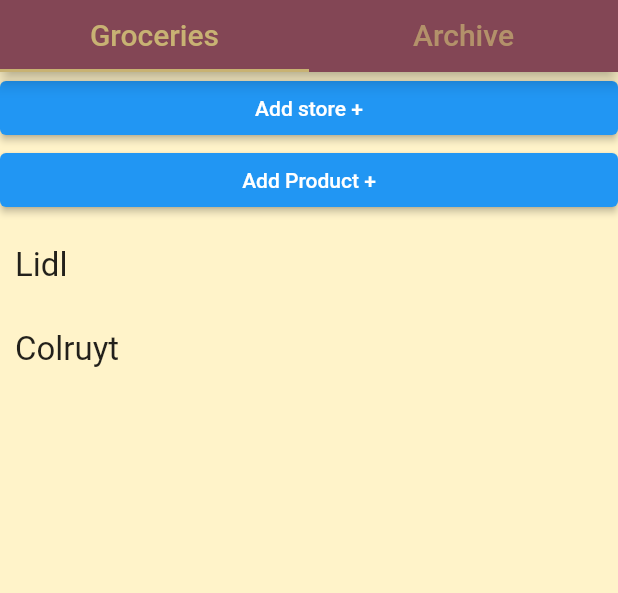
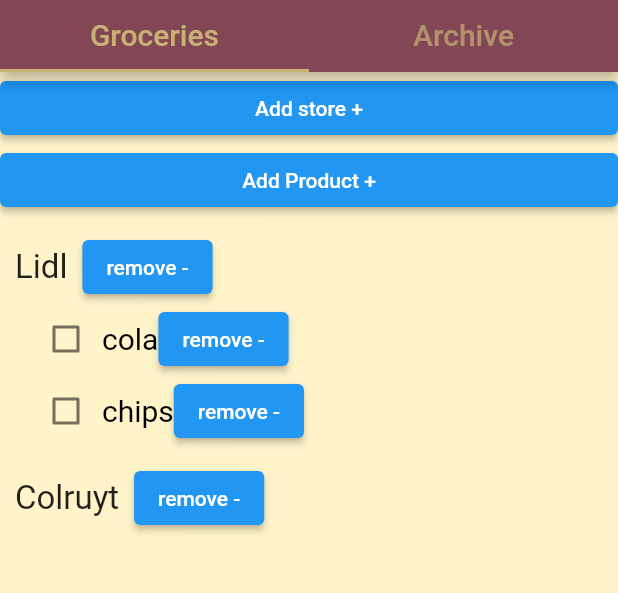
Before and after one commit to emre-yunus/ToBuy, a Flutter app: the screen it shows after launch, after a tap on "Lidl", on a phone screen of 412 x 824 dp, the part 84-677 px from its top. Run offline on Flutter 3.47's test engine with Material 2 defaults, Android fonts, the phone set to English and light mode, and no system bars.

Commit message:
Made stores and products deletable.

```diff
--- a/lib/button_add_store.dart
+++ b/lib/button_add_store.dart
@@ -1,10 +1,10 @@
 import 'package:flutter/material.dart';
-import 'dropdownmenu_stores.dart';
 
 class AddStoreButton extends StatefulWidget {
   final Function addStore;
+  final Function getListOfStores;
 
-  const AddStoreButton({required this.addStore});
+  const AddStoreButton({required this.addStore, required this.getListOfStores});
 
   @override
   State<AddStoreButton> createState() => _AddStoreButtonState();
@@ -39,7 +39,7 @@
                 ),
                 TextButton(
                   onPressed: () {
-                    if (_valueText != "") {
+                    if (_valueText != "" && !widget.getListOfStores().contains(_valueText) ) {
                       widget.addStore(_valueText);
                     }
                     Navigator.pop(context, 'Add');
--- /dev/null
+++ b/lib/button_delete_product.dart
@@ -0,0 +1,46 @@
+import 'package:flutter/material.dart';
+
+class DeleteProductButton extends StatefulWidget {
+  final String productName;
+  final String storeName;
+  final Function deleteProduct;
+
+  const DeleteProductButton({required this.deleteProduct, required this.storeName, required this.productName});
+
+  @override
+  State<DeleteProductButton> createState() => _DeleteProductButtonState();
+}
+
+class _DeleteProductButtonState extends State<DeleteProductButton> {
+  @override
+  Widget build(BuildContext context) {
+    return ElevatedButton(
+      onPressed: () => showDialog<String>(
+        context: context,
+        builder: (BuildContext context) => AlertDialog(
+          title: const Text('Delete product'),
+          content: Text("Are you sure you want to delete ${widget.productName}"),
+          actions: <Widget>[
+            Row(
+              mainAxisAlignment: MainAxisAlignment.end,
+              children: [
+                TextButton(
+                  onPressed: () => Navigator.pop(context, 'Cancel'),
+                  child: const Text('Cancel'),
+                ),
+                TextButton(
+                  onPressed: () {
+                    widget.deleteProduct(widget.productName, widget.storeName);
+                    Navigator.pop(context, 'Confirm');
+                  },
+                  child: const Text('Confirm'),
+                ),
+              ],
+            ),
+          ],
+        ),
+      ),
+      child: const Text('remove -'),
+    );
+  }
+}
--- /dev/null
+++ b/lib/button_delete_store.dart
@@ -0,0 +1,45 @@
+import 'package:flutter/material.dart';
+
+class DeleteStoreButton extends StatefulWidget {
+  final String storeName;
+  final Function deleteStore;
+
+  const DeleteStoreButton({required this.storeName, required this.deleteStore });
+
+  @override
+  State<DeleteStoreButton> createState() => _DeleteStoreButtonState();
+}
+
+class _DeleteStoreButtonState extends State<DeleteStoreButton> {
+  @override
+  Widget build(BuildContext context) {
+    return ElevatedButton(
+      onPressed: () => showDialog<String>(
+        context: context,
+        builder: (BuildContext context) => AlertDialog(
+          title: const Text('Delete store'),
+          content: Text("Are you sure you want to delete ${widget.storeName}"),
+          actions: <Widget>[
+            Row(
+              mainAxisAlignment: MainAxisAlignment.end,
+              children: [
+                TextButton(
+                  onPressed: () => Navigator.pop(context, 'Cancel'),
+                  child: const Text('Cancel'),
+                ),
+                TextButton(
+                  onPressed: () {
+                    widget.deleteStore(widget.storeName);
+                    Navigator.pop(context, 'Confirm');
+                  },
+                  child: const Text('Confirm'),
+                ),
+              ],
+            ),
+          ],
+        ),
+      ),
+      child: const Text('remove -'),
+    );
+  }
+}
--- a/lib/groceries_list.dart
+++ b/lib/groceries_list.dart
@@ -36,6 +36,22 @@
     });
   }
 
+  void deleteStore(String storeName) {
+    setState(() {
+      storesAndItems.removeWhere((i) => i["storeName"] == storeName);
+    });
+  }
+
+  void deleteProduct(String productName, String storeName) {
+    setState(() {
+      for (var i in storesAndItems) {
+        if (i["storeName"] == storeName) {
+          i["storeProducts"].remove(productName);
+        }
+      }
+    });
+  }
+
   String getFirstStore() {
     return storesAndItems[0]["storeName"];
   }
@@ -56,7 +72,7 @@
       color: const Color(0xFCFFF3C8),
       child: ListView(
         children: <Widget>[
-          AddStoreButton(addStore: addStore),
+          AddStoreButton(addStore: addStore, getListOfStores: getListOfStores),
           AddProductButton(
             title: "title of button",
             addProduct: addProduct,
@@ -66,7 +82,7 @@
           ),
           for (var i in storesAndItems)
             GroceriesListStore(
-                storeName: i["storeName"], storeProducts: i["storeProducts"]),
+                storeName: i["storeName"], storeProducts: i["storeProducts"], deleteProduct: deleteProduct, deleteStore: deleteStore,),
         ],
       ),
     );
--- a/lib/stores_list/groceries_list_product.dart
+++ b/lib/stores_list/groceries_list_product.dart
@@ -1,9 +1,17 @@
 import 'package:flutter/material.dart';
+import 'package:to_buy/button_delete_product.dart';
+
+/**
+ * This widget is responsible for rendering the list of products within a specific
+ *  store
+ * */
 
 class GroceriesListProduct extends StatefulWidget {
   final String productName;
+  final String storeName;
+  final Function deleteProduct;
 
-  const GroceriesListProduct ({ required this.productName });
+  const GroceriesListProduct ({ required this.productName, required this.storeName, required this.deleteProduct });
 
   @override
   State<GroceriesListProduct> createState() => _GroceriesListProductState();
@@ -45,6 +53,7 @@
           fontSize: 20,
         ),
       ),
+      DeleteProductButton(productName: widget.productName, storeName: widget.storeName, deleteProduct: widget.deleteProduct),
     ]);
   }
 }
--- a/lib/stores_list/groceries_list_store.dart
+++ b/lib/stores_list/groceries_list_store.dart
@@ -1,12 +1,23 @@
 import 'package:flutter/material.dart';
+import '../button_delete_store.dart';
 import 'groceries_list_product.dart';
+
+/**
+ * This widget is in charge of rendering the list of a store and the products for
+ * that store.
+ * */
 
 class GroceriesListStore extends StatefulWidget {
   final String storeName;
   final List<String> storeProducts;
+  final Function deleteProduct;
+  final Function deleteStore;
 
   const GroceriesListStore(
-      {required this.storeName, required this.storeProducts, });
+      {required this.storeName,
+      required this.storeProducts,
+      required this.deleteProduct,
+      required this.deleteStore});
 
   @override
   State<GroceriesListStore> createState() => _GroceriesListStoreState();
@@ -23,17 +34,13 @@
         children: [
           SizedBox(height: 10.0),
           // list card containing country name
+          Row(
+            children: [
               GestureDetector(
                   onTap: () {
                     setState(() => _showData = !_showData);
                   },
                   child: Container(
-                  //width: MediaQuery.of(context).size.width,
-                  //decoration: BoxDecoration(
-                  //    color: const Color(0xFCFFF3C8),
-                  //    boxShadow: [
-                  //      BoxShadow(color: Colors.grey, offset: Offset(0.0, 3.0))
-                  //    ]),
                       child: Padding(
                           padding: EdgeInsets.all(10.0),
                           child: Row(
@@ -46,6 +53,9 @@
                                   ),
                                 )
                               ])))),
+              DeleteStoreButton(storeName: widget.storeName, deleteStore: widget.deleteStore,)
+            ],
+          ),
 
           // this is the company card which is toggling based upon the bool
           _showData
@@ -55,7 +65,11 @@
                     for (var i in widget.storeProducts)
                       Padding(
                         padding: const EdgeInsets.fromLTRB(20.0, 0.0, 0.0, 0.0),
-                        child: GroceriesListProduct(productName: i),
+                        child: GroceriesListProduct(
+                          productName: i,
+                          storeName: widget.storeName,
+                          deleteProduct: widget.deleteProduct,
+                        ),
                       )
                   ],
                 )
```
Lines whose indentation alone changed are shown as unchanged.
